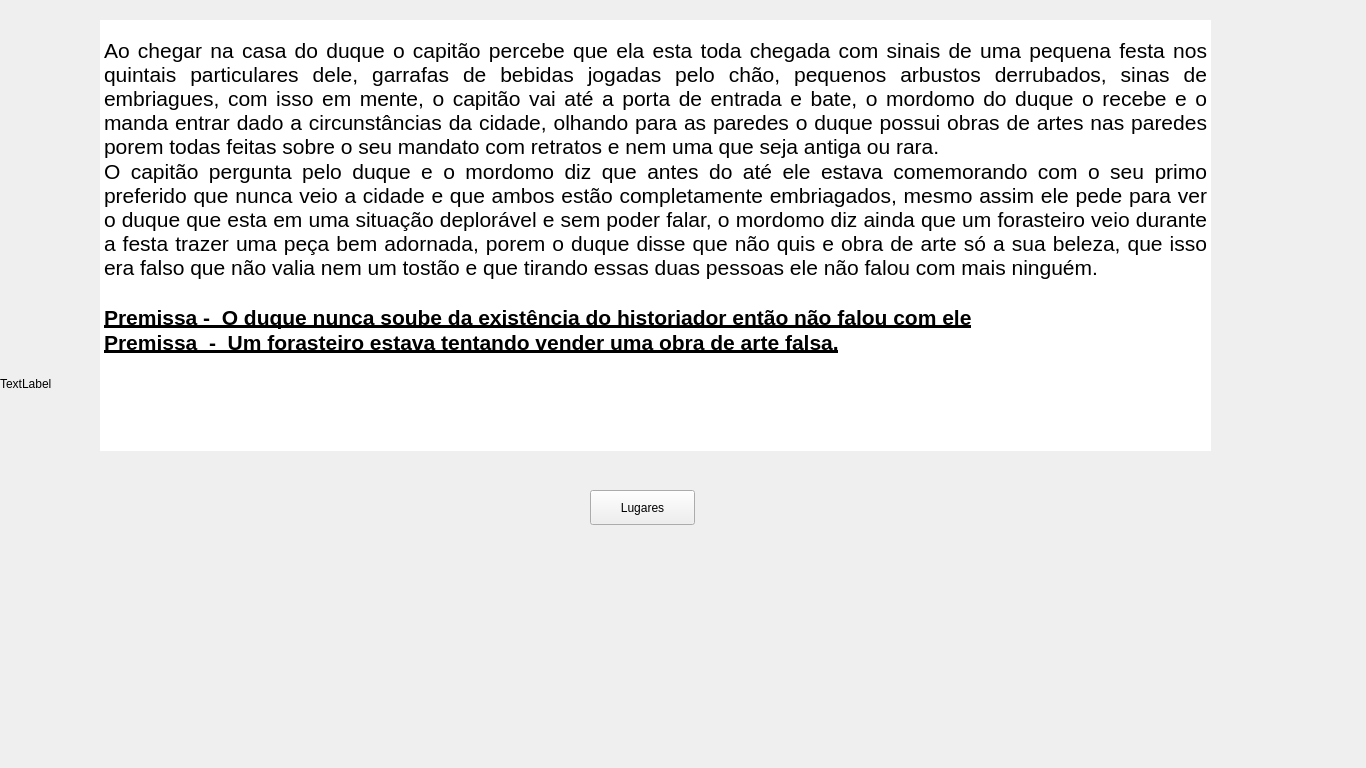
eriklemy/Detetive, file ui/ninthwindow.ui: the form before one commit.
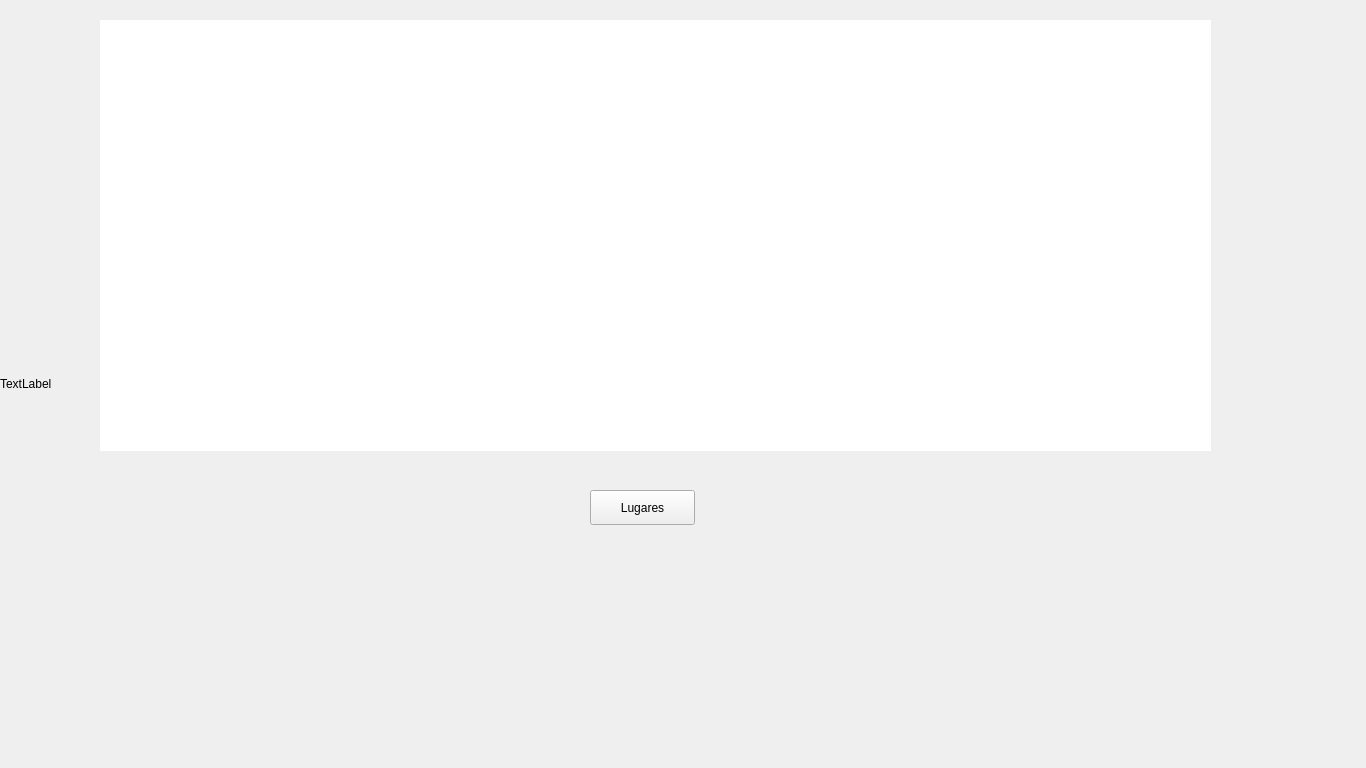
The form after the commit.

The edit to the form file:
```diff
--- a/ui/ninthwindow.ui
+++ b/ui/ninthwindow.ui
@@ -76,12 +76,12 @@
 p, li { white-space: pre-wrap; }
 &lt;/style&gt;&lt;/head&gt;&lt;body style=&quot; font-family:'Segoe UI'; font-size:9pt; font-weight:400; font-style:normal;&quot;&gt;
 &lt;p style=&quot;-qt-paragraph-type:empty; margin-top:0px; margin-bottom:0px; margin-left:0px; margin-right:0px; -qt-block-indent:0; text-indent:0px;&quot;&gt;&lt;br /&gt;&lt;/p&gt;
-&lt;p align=&quot;justify&quot; style=&quot; margin-top:0px; margin-bottom:0px; margin-left:0px; margin-right:0px; -qt-block-indent:0; text-indent:0px;&quot;&gt;&lt;span style=&quot; font-size:16pt;&quot;&gt;Ao chegar na casa do duque o capitão percebe que ela esta toda chegada com sinais de uma pequena festa nos quintais particulares dele, garrafas de bebidas jogadas pelo chão, pequenos arbustos derrubados, sinas de embriagues, com isso em mente, o capitão vai até a porta de entrada e bate, o mordomo do duque o recebe e o manda entrar dado a circunstâncias da cidade, olhando para as paredes o duque possui obras de artes nas paredes porem todas feitas sobre o seu mandato com retratos e nem uma que seja antiga ou rara.&lt;/span&gt;&lt;/p&gt;
-&lt;p align=&quot;justify&quot; style=&quot; margin-top:0px; margin-bottom:0px; margin-left:0px; margin-right:0px; -qt-block-indent:0; text-indent:0px;&quot;&gt;&lt;span style=&quot; font-size:16pt;&quot;&gt;O capitão pergunta pelo duque e o mordomo diz que antes do até ele estava comemorando com o seu primo preferido que nunca veio a cidade e que ambos estão completamente embriagados, mesmo assim ele pede para ver o duque que esta em uma situação deplorável e sem poder falar, o mordomo diz ainda que um forasteiro veio durante a festa trazer uma peça bem adornada, porem o duque disse que não quis e obra de arte só a sua beleza, que isso era falso que não valia nem um tostão e que tirando essas duas pessoas ele não falou com mais ninguém.&lt;/span&gt;&lt;/p&gt;
-&lt;p align=&quot;justify&quot; style=&quot;-qt-paragraph-type:empty; margin-top:0px; margin-bottom:0px; margin-left:0px; margin-right:0px; -qt-block-indent:0; text-indent:0px; font-size:16pt;&quot;&gt;&lt;br /&gt;&lt;/p&gt;
-&lt;p align=&quot;justify&quot; style=&quot; margin-top:0px; margin-bottom:0px; margin-left:0px; margin-right:0px; -qt-block-indent:0; text-indent:0px;&quot;&gt;&lt;span style=&quot; font-size:16pt; font-weight:700; text-decoration: underline;&quot;&gt;Premissa -  O duque nunca soube da existência do historiador então não falou com ele&lt;/span&gt;&lt;/p&gt;
-&lt;p align=&quot;justify&quot; style=&quot; margin-top:0px; margin-bottom:0px; margin-left:0px; margin-right:0px; -qt-block-indent:0; text-indent:0px;&quot;&gt;&lt;span style=&quot; font-size:16pt; font-weight:700; text-decoration: underline;&quot;&gt;Premissa  -  Um forasteiro estava tentando vender uma obra de arte falsa.&lt;/span&gt;&lt;/p&gt;
-&lt;p style=&quot;-qt-paragraph-type:empty; margin-top:0px; margin-bottom:0px; margin-left:0px; margin-right:0px; -qt-block-indent:0; text-indent:0px;&quot;&gt;&lt;br /&gt;&lt;/p&gt;&lt;/body&gt;&lt;/html&gt;</string>
+&lt;p align=&quot;justify&quot; style=&quot; margin-top:0px; margin-bottom:0px; margin-left:0px; margin-right:0px; -qt-block-indent:0; text-indent:0px;&quot;&gt;&lt;span style=&quot; font-size:16pt; color:#ffffff;&quot;&gt;Ao chegar na casa do duque o capitão percebe que ela esta toda chegada com sinais de uma pequena festa nos quintais particulares dele, garrafas de bebidas jogadas pelo chão, pequenos arbustos derrubados, sinas de embriagues, com isso em mente, o capitão vai até a porta de entrada e bate, o mordomo do duque o recebe e o manda entrar dado a circunstâncias da cidade, olhando para as paredes o duque possui obras de artes nas paredes porem todas feitas sobre o seu mandato com retratos e nem uma que seja antiga ou rara.&lt;/span&gt;&lt;/p&gt;
+&lt;p align=&quot;justify&quot; style=&quot; margin-top:0px; margin-bottom:0px; margin-left:0px; margin-right:0px; -qt-block-indent:0; text-indent:0px;&quot;&gt;&lt;span style=&quot; font-size:16pt; color:#ffffff;&quot;&gt;O capitão pergunta pelo duque e o mordomo diz que antes do até ele estava comemorando com o seu primo preferido que nunca veio a cidade e que ambos estão completamente embriagados, mesmo assim ele pede para ver o duque que esta em uma situação deplorável e sem poder falar, o mordomo diz ainda que um forasteiro veio durante a festa trazer uma peça bem adornada, porem o duque disse que não quis e obra de arte só a sua beleza, que isso era falso que não valia nem um tostão e que tirando essas duas pessoas ele não falou com mais ninguém.&lt;/span&gt;&lt;/p&gt;
+&lt;p align=&quot;justify&quot; style=&quot;-qt-paragraph-type:empty; margin-top:0px; margin-bottom:0px; margin-left:0px; margin-right:0px; -qt-block-indent:0; text-indent:0px; font-size:16pt; color:#ffffff;&quot;&gt;&lt;br /&gt;&lt;/p&gt;
+&lt;p align=&quot;justify&quot; style=&quot; margin-top:0px; margin-bottom:0px; margin-left:0px; margin-right:0px; -qt-block-indent:0; text-indent:0px;&quot;&gt;&lt;span style=&quot; font-size:16pt; font-weight:700; text-decoration: underline; color:#ffffff;&quot;&gt;Premissa -  O duque nunca soube da existência do historiador então não falou com ele&lt;/span&gt;&lt;/p&gt;
+&lt;p align=&quot;justify&quot; style=&quot; margin-top:0px; margin-bottom:0px; margin-left:0px; margin-right:0px; -qt-block-indent:0; text-indent:0px;&quot;&gt;&lt;span style=&quot; font-size:16pt; font-weight:700; text-decoration: underline; color:#ffffff;&quot;&gt;Premissa  -  Um forasteiro estava tentando vender uma obra de arte falsa.&lt;/span&gt;&lt;/p&gt;
+&lt;p style=&quot;-qt-paragraph-type:empty; margin-top:0px; margin-bottom:0px; margin-left:0px; margin-right:0px; -qt-block-indent:0; text-indent:0px; color:#ffffff;&quot;&gt;&lt;br /&gt;&lt;/p&gt;&lt;/body&gt;&lt;/html&gt;</string>
     </property>
    </widget>
   </widget>
```
